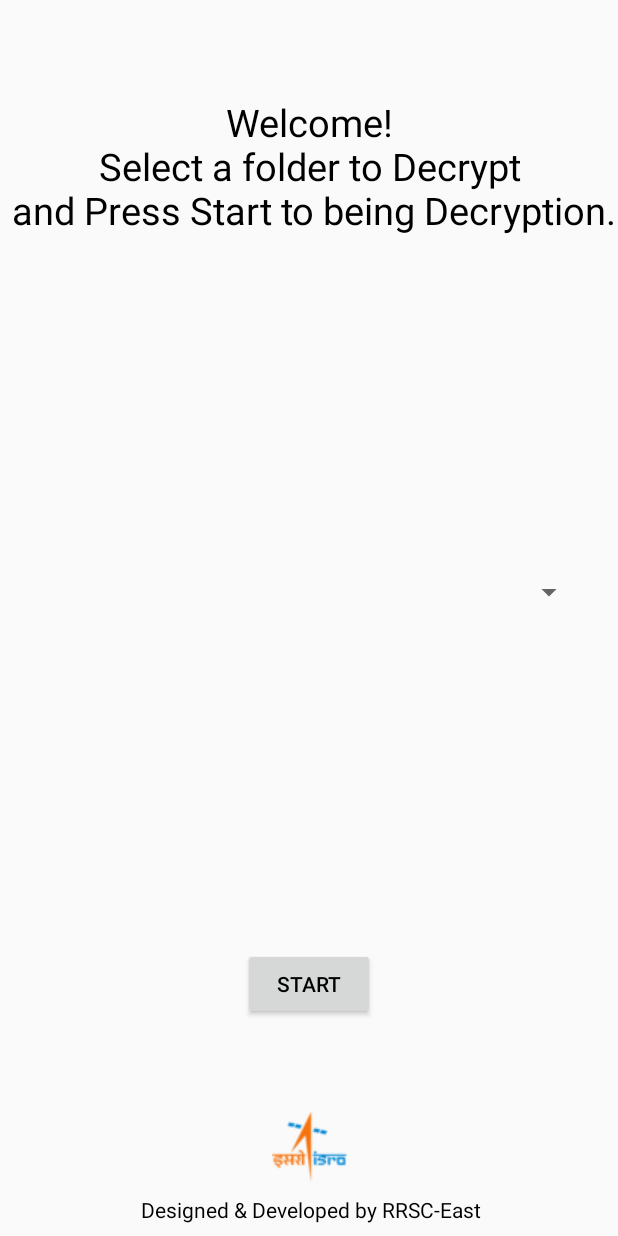
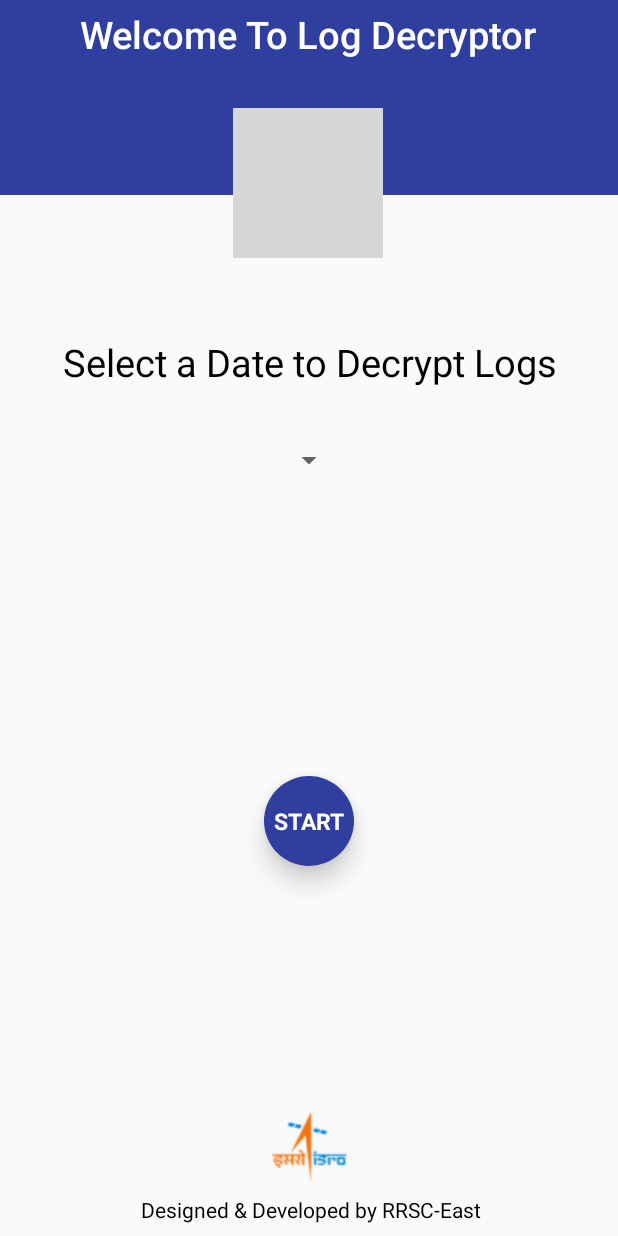
Before and after one commit to anarghya-das/LogDecryptor, an Android app: the layout activity_main.xml on its own in the app's theme, with its tools: preview values and no code run, on a phone screen of 412 x 824 dp. Run offline under Robolectric (Android 15) with nearby library versions, the phone set to English and light mode, and no system bars; grey boxes are pictures that could not be loaded.

Commit message:
changed layout!

```diff
--- a/app/src/main/AndroidManifest.xml
+++ b/app/src/main/AndroidManifest.xml
@@ -12,7 +12,8 @@
         android:roundIcon="@mipmap/log_icon_round"
         android:supportsRtl="true"
         android:theme="@style/AppTheme">
-        <activity android:name=".MainActivity">
+        <activity android:name=".MainActivity"
+            android:screenOrientation="portrait" >
             <intent-filter>
                 <action android:name="android.intent.action.MAIN" />
 
--- a/app/src/main/java/com/example/anarg/logreader/MainActivity.java
+++ b/app/src/main/java/com/example/anarg/logreader/MainActivity.java
@@ -46,6 +46,7 @@ public class MainActivity extends AppCompatActivity implements ThreadCompleteInt
     private boolean folderCreated;
     private String selectedFile;
     private boolean restart;
+    private AlertDialog dialog;
     private HashMap<File,Integer> modifiedFiles;
 
     @Override
@@ -64,7 +65,7 @@ public class MainActivity extends AppCompatActivity implements ThreadCompleteInt
             if (fileIOPermission){
                 setContentView(R.layout.activity_main);
                 modifiedFiles = new HashMap<>();
-                status = findViewById(R.id.statusView);
+                status = findViewById(R.id.Output);
                 allFolder = findViewById(R.id.spinner);
                 createFolderSpinner();
             }
@@ -91,7 +92,7 @@ public class MainActivity extends AppCompatActivity implements ThreadCompleteInt
         File[] allFiles=hiddenFolder.listFiles();
         ArrayList<String> folders=new ArrayList<>();
         for (File f: allFiles){
-            if (f.isDirectory()){
+            if (f.isDirectory()&&f.isHidden()){
                 String name=f.getName().substring(1,f.getName().length());
                 folders.add(name);
             }
@@ -117,39 +118,44 @@ public class MainActivity extends AppCompatActivity implements ThreadCompleteInt
     }
 
     public void decryptButton(View view) {
+        status.setVisibility(View.VISIBLE);
+        if (!fileIOPermission){
+            status.setText("Enable File Read/Write Permission");
+        }else {
             status.setText("Process Started.....");
-        newFilesWritten=0;
-        folderCreated=false;
+            newFilesWritten = 0;
+            folderCreated = false;
             modifiedFiles.clear();
-        ThreadCompleteInterface t=this;
-        final Runnable readFiles= new Runnable() {
+            ThreadCompleteInterface t = this;
+            final Runnable readFiles = new Runnable() {
                 String statusString = "";
-                String subFolderPath=folderPath+"/."+selectedFile;
+                String subFolderPath = folderPath + "/." + selectedFile;
                 boolean val;
+
                 @Override
                 public void run() {
                     try {
                         val = operation(subFolderPath);
-                        if (!modifiedFiles.isEmpty()){
-                            statusString+=modifiedMessage();
+                        if (!modifiedFiles.isEmpty()) {
+                            statusString += modifiedMessage();
                         }
                         if (val) {
                             if (folderCreated) {
                                 statusString += "Operation Completed!\n1 Folder Created!\n" + newFilesWritten + " File(s) were " +
                                         "created/changed!\nLocation: " + logFolderPath + "/" + selectedFile;
-                            }else{
+                            } else {
                                 statusString += "Operation Completed!\nNo New Folder Created!\n" + newFilesWritten + " File(s) were " +
                                         "created/changed!\nLocation: " + logFolderPath + "/" + selectedFile;
                             }
 //                        status.setText(statusString);
-                        }else{
-                            statusString+="All files Decrypted, Everything is updated in this folder!";
+                        } else {
+                            statusString += "All files Decrypted,\nEverything is updated in this folder!";
 //                        status.setText(statusString);
                         }
                     } catch (IOException e) {
                         e.printStackTrace();
 //                    status.setText("Error! :(");
-                    }finally {
+                    } finally {
                         t.notifyOfThreadComplete(statusString);
                     }
                 }
@@ -157,6 +163,7 @@ public class MainActivity extends AppCompatActivity implements ThreadCompleteInt
             new Thread(readFiles).start();
 //            Log.d("AppTest", Integer.toString(countLines(folderPath+"/.37855.log")));
 //            Log.d("AppTest", Integer.toString(countLines(logFolderPath+"/37855.log")))
+        }
     }
 
     @Override
@@ -291,7 +298,7 @@ public class MainActivity extends AppCompatActivity implements ThreadCompleteInt
             });
             builder.setPositiveButton("Exit", (dialog, which) -> finish());
         }
-        AlertDialog dialog = builder.create();
+        dialog = builder.create();
         dialog.setCanceledOnTouchOutside(false);
         dialog.setCancelable(false);
         dialog.show();
@@ -311,15 +318,18 @@ public class MainActivity extends AppCompatActivity implements ThreadCompleteInt
                 if (grantResults.length > 0
                         && grantResults[0] == PackageManager.PERMISSION_GRANTED
                         && grantResults[1] == PackageManager.PERMISSION_GRANTED) {
-                    Toast.makeText(this, "Permission Granted!",Toast.LENGTH_SHORT).show();
+                    Toast.makeText(this, "Permission Granted!", Toast.LENGTH_SHORT).show();
+                    if (dialog == null) {
                         setContentView(R.layout.activity_main);
                         fileIOPermission = true;
                         modifiedFiles = new HashMap<>();
                         status = findViewById(R.id.statusView);
                         allFolder = findViewById(R.id.spinner);
                         createFolderSpinner();
-                }else{
-                    Toast.makeText(this,"Enable it!",Toast.LENGTH_SHORT).show(); //change it later
+                    }
+                }
+                else {
+                    Toast.makeText(this, "Enable it!", Toast.LENGTH_SHORT).show(); //change it later
                 }
         }
     }
--- /dev/null
+++ b/app/src/main/res/drawable/circle2.xml
@@ -0,0 +1,12 @@
+<?xml version="1.0" encoding="utf-8"?>
+<shape
+    xmlns:android="http://schemas.android.com/apk/res/android"
+    android:shape="oval">
+
+    <solid
+        android:color="@color/colorPrimaryDark"/>
+
+    <size
+        android:width="60dp"
+        android:height="60dp"/>
+</shape>
--- a/app/src/main/res/layout/activity_main.xml
+++ b/app/src/main/res/layout/activity_main.xml
@@ -4,6 +4,7 @@
     android:layout_height="match_parent"
     android:layout_width="match_parent"
     android:fillViewport="true"
+    android:orientation="vertical"
     xmlns:android="http://schemas.android.com/apk/res/android">
 <android.support.constraint.ConstraintLayout xmlns:android="http://schemas.android.com/apk/res/android"
     xmlns:app="http://schemas.android.com/apk/res-auto"
@@ -11,6 +12,41 @@
     android:layout_width="match_parent"
     android:layout_height="match_parent"
     tools:context=".MainActivity">
+
+    <LinearLayout
+        android:id="@+id/linearLayout"
+        android:layout_width="match_parent"
+        android:layout_height="130dp"
+        android:layout_marginBottom="27dp"
+        app:layout_constraintEnd_toEndOf="parent"
+        app:layout_constraintHorizontal_bias="0.52"
+        app:layout_constraintStart_toStartOf="parent"
+        app:layout_constraintTop_toTopOf="parent"
+        app:layout_constraintVertical_bias="0.3"
+        android:background="@color/colorPrimaryDark"
+        android:orientation="vertical">
+
+        <TextView
+            android:layout_marginTop="5dp"
+            android:layout_width="wrap_content"
+            android:layout_height="wrap_content"
+            android:layout_gravity="center"
+            android:text="@string/heading"
+            android:textSize="25sp"
+            android:textAppearance="@style/TextAppearance.AppCompat.Title.Inverse" />
+
+    </LinearLayout>
+
+    <ImageView
+        android:id="@+id/imageView"
+        android:layout_width="100dp"
+        android:layout_height="100dp"
+        android:layout_marginTop="72dp"
+        android:src="@drawable/logo"
+        app:layout_constraintEnd_toEndOf="parent"
+        app:layout_constraintHorizontal_bias="0.498"
+        app:layout_constraintStart_toStartOf="parent"
+        app:layout_constraintTop_toTopOf="@+id/linearLayout" />
 
     <TextView
         android:id="@+id/statusView"
@@ -20,31 +56,15 @@
         android:layout_marginLeft="8dp"
         android:layout_marginRight="8dp"
         android:layout_marginStart="8dp"
-        android:layout_marginTop="64dp"
+        android:layout_marginTop="52dp"
         android:gravity="center"
-        android:text="Welcome!\nSelect a folder to Decrypt\n and Press Start to being Decryption."
+        android:text="Select a Date to Decrypt Logs"
         android:textColor="@android:color/black"
         android:textSize="25sp"
         app:layout_constraintEnd_toEndOf="parent"
-        app:layout_constraintHorizontal_bias="0.514"
         app:layout_constraintStart_toStartOf="parent"
-        app:layout_constraintTop_toTopOf="parent" />
+        app:layout_constraintTop_toBottomOf="@+id/imageView" />
 
-    <Button
-        android:id="@+id/button"
-        android:layout_width="wrap_content"
-        android:layout_height="wrap_content"
-        android:layout_marginBottom="144dp"
-        android:layout_marginEnd="8dp"
-        android:layout_marginLeft="8dp"
-        android:layout_marginRight="8dp"
-        android:layout_marginStart="8dp"
-        android:onClick="decryptButton"
-        android:text="Start"
-        android:textColor="@android:color/black"
-        app:layout_constraintBottom_toBottomOf="parent"
-        app:layout_constraintEnd_toEndOf="parent"
-        app:layout_constraintStart_toStartOf="parent" />
 
     <ImageView
         android:id="@+id/imageView3"
@@ -55,12 +75,9 @@
         android:layout_marginLeft="8dp"
         android:layout_marginRight="8dp"
         android:layout_marginStart="8dp"
-        android:layout_marginTop="8dp"
         app:layout_constraintBottom_toTopOf="@+id/textView5"
         app:layout_constraintEnd_toEndOf="parent"
         app:layout_constraintStart_toStartOf="parent"
-        app:layout_constraintTop_toBottomOf="@+id/button"
-        app:layout_constraintVertical_bias="1.0"
         app:srcCompat="@drawable/isro" />
 
     <TextView
@@ -77,20 +94,62 @@
         app:layout_constraintHorizontal_bias="0.53"
         app:layout_constraintStart_toStartOf="parent" />
 
+    <TextView
+        android:id="@+id/Output"
+        android:layout_width="wrap_content"
+        android:layout_height="wrap_content"
+        android:layout_marginEnd="8dp"
+        android:layout_marginLeft="8dp"
+        android:layout_marginRight="8dp"
+        android:layout_marginStart="8dp"
+        android:layout_marginTop="24dp"
+        android:text="Output"
+        android:visibility="invisible"
+        android:textColor="@android:color/black"
+        android:textSize="20sp"
+        android:gravity="center"
+        app:layout_constraintEnd_toEndOf="parent"
+        app:layout_constraintStart_toStartOf="parent"
+        app:layout_constraintTop_toBottomOf="@+id/spinner" />
+
     <Spinner
         android:id="@+id/spinner"
-        android:layout_width="368dp"
+        android:layout_width="wrap_content"
         android:layout_height="wrap_content"
-        android:layout_marginBottom="8dp"
+        android:layout_marginEnd="8dp"
+        android:layout_marginLeft="8dp"
+        android:layout_marginRight="8dp"
+        android:layout_marginStart="8dp"
+        android:layout_marginTop="36dp"
+        app:layout_constraintEnd_toEndOf="parent"
+        app:layout_constraintStart_toStartOf="parent"
+        app:layout_constraintTop_toBottomOf="@+id/statusView" />
+
+    <TextView
+        android:id="@+id/textView"
+        android:layout_width="wrap_content"
+        android:layout_height="wrap_content"
+        android:layout_gravity="right"
+        android:layout_marginBottom="24dp"
         android:layout_marginEnd="8dp"
         android:layout_marginLeft="8dp"
         android:layout_marginRight="8dp"
         android:layout_marginStart="8dp"
         android:layout_marginTop="8dp"
-        app:layout_constraintBottom_toTopOf="@+id/button"
+        android:background="@drawable/circle2"
+        android:elevation="10dp"
+        android:fontFamily="sans-serif"
+        android:gravity="center"
+        android:onClick="decryptButton"
+        android:text="START"
+        android:textColor="@android:color/white"
+        android:textSize="15sp"
+        android:textStyle="bold"
+        app:layout_constraintBottom_toTopOf="@+id/imageView3"
         app:layout_constraintEnd_toEndOf="parent"
         app:layout_constraintStart_toStartOf="parent"
-        app:layout_constraintTop_toBottomOf="@+id/statusView" />
+        app:layout_constraintTop_toBottomOf="@+id/Output"
+        tools:ignore="UnusedAttribute" />
 
 </android.support.constraint.ConstraintLayout>
 </ScrollView>
--- a/app/src/main/res/values/strings.xml
+++ b/app/src/main/res/values/strings.xml
@@ -1,3 +1,4 @@
 <resources>
     <string name="app_name">Log Decryptor</string>
+    <string name="heading">Welcome To Log Decryptor</string>
 </resources>
--- a/app/src/main/res/values/styles.xml
+++ b/app/src/main/res/values/styles.xml
@@ -1,7 +1,7 @@
 <resources>
 
     <!-- Base application theme. -->
-    <style name="AppTheme" parent="Theme.AppCompat.Light.DarkActionBar">
+    <style name="AppTheme" parent="Theme.AppCompat.Light.NoActionBar">
         <!-- Customize your theme here. -->
         <item name="colorPrimary">@color/colorPrimary</item>
         <item name="colorPrimaryDark">@color/colorPrimaryDark</item>
```
Lines whose indentation alone changed are shown as unchanged.
